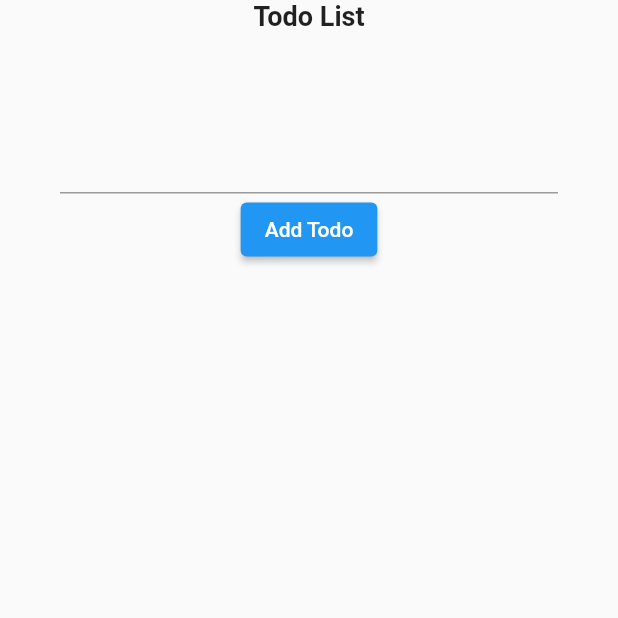
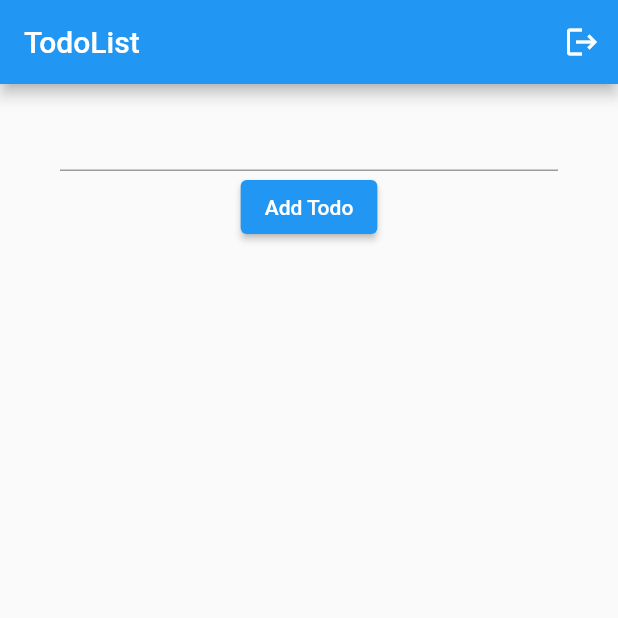
Before and after one commit to MikeRzDev/todo_list_web, a Flutter app: the TodoPage screen opened directly, on a phone screen of 412 x 824 dp, the top half of it. Run offline on Flutter 3.47's test engine with Material 2 defaults, Android fonts, the phone set to English and light mode, and no system bars; our stand-ins replace flutter_secure_storage; accounts and stored records are empty.

Commit message:
added app bar

```diff
--- a/lib/ui/pages/todo_page.dart
+++ b/lib/ui/pages/todo_page.dart
@@ -15,17 +15,21 @@ class _TodoPageState extends State<TodoPage> {
   @override
   Widget build(BuildContext context) {
     return Scaffold(
+      appBar: AppBar(
+        title: Text('TodoList'),
+        actions: [
+          IconButton(
+            icon: Icon(
+              Icons.logout,
+              color: Colors.white,
+            ),
+            onPressed: () {},
+          )
+        ],
+      ),
       body: SafeArea(
         child: Column(
           children: [
-            Align(
-              alignment: Alignment.topCenter,
-              child: Text(
-                'Todo List',
-                style: TextStyle(fontWeight: FontWeight.bold, fontSize: 18),
-              ),
-            ),
-            SizedBox(height: 50),
             SizedBox(height: 10),
             SearchWidget(controller: _textController, onPressed: _loadTodo),
             Expanded(
@@ -42,9 +46,9 @@ class _TodoPageState extends State<TodoPage> {
   }
 
   Widget _buildTodoItem(String todoText) => Container(
-    color: Colors.cyan,
-    child: Text(todoText),
-  );
+        color: Colors.cyan,
+        child: Text(todoText),
+      );
 
   void _loadTodo() => setState(() => _todoList.add(_textController.text));
 }
```
